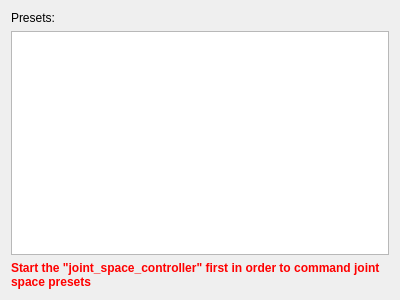
First picture: the form in moma_tools/rqt_position_setpoint/resource/position_setpoint.ui, repository ethz-asl/moma, before the edit.
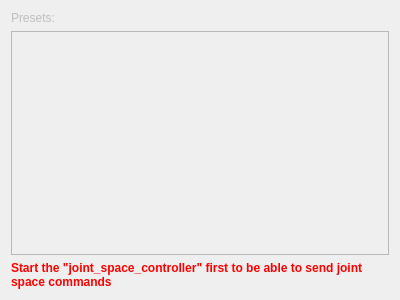
Second picture: the form after the edit.

Commit message: Prevent accidental commanding while controller is not running

What changed in the file:
```diff
--- a/moma_tools/rqt_position_setpoint/resource/position_setpoint.ui
+++ b/moma_tools/rqt_position_setpoint/resource/position_setpoint.ui
@@ -2,6 +2,9 @@
 <ui version="4.0">
  <class>position_setpoint</class>
  <widget class="QWidget" name="position_setpoint">
+  <property name="enabled">
+   <bool>false</bool>
+  </property>
   <property name="geometry">
    <rect>
     <x>0</x>
@@ -61,7 +64,7 @@
       <string notr="true">color: red</string>
      </property>
      <property name="text">
-      <string>&lt;html&gt;&lt;head/&gt;&lt;body&gt;&lt;p&gt;Start the &amp;quot;joint_space_controller&amp;quot; first in order to command joint space presets&lt;/p&gt;&lt;/body&gt;&lt;/html&gt;</string>
+      <string>&lt;html&gt;&lt;head/&gt;&lt;body&gt;&lt;p&gt;Start the &amp;quot;joint_space_controller&amp;quot; first to be able to send joint space commands&lt;/p&gt;&lt;/body&gt;&lt;/html&gt;</string>
      </property>
      <property name="wordWrap">
       <bool>true</bool>
```
The commit also changes 1 other file.
